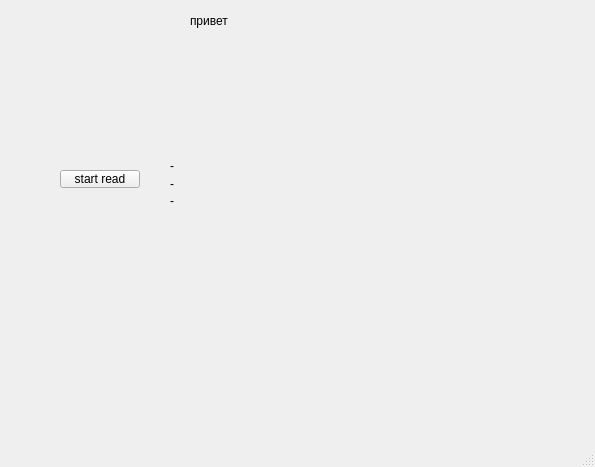
Above: qt_modbus_stend/stend_main_window.ui from akrabatt/qt_modbus_stend before the change. Below: the same form after it.
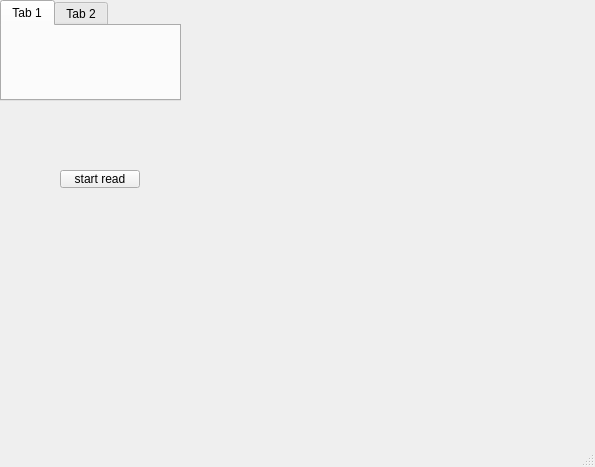
That is the form after the change.

Patch:
```diff
--- a/qt_modbus_stend/stend_main_window.ui
+++ b/qt_modbus_stend/stend_main_window.ui
@@ -14,19 +14,6 @@
    <string>stend_main_window</string>
   </property>
   <widget class="QWidget" name="centralwidget">
-   <widget class="QLabel" name="label">
-    <property name="geometry">
-     <rect>
-      <x>190</x>
-      <y>10</y>
-      <width>41</width>
-      <height>21</height>
-     </rect>
-    </property>
-    <property name="text">
-     <string>привет</string>
-    </property>
-   </widget>
    <widget class="QPushButton" name="button_read">
     <property name="geometry">
      <rect>
@@ -40,34 +27,71 @@
      <string>start read</string>
     </property>
    </widget>
+   <widget class="QTabWidget" name="tabWidget">
+    <property name="geometry">
+     <rect>
+      <x>0</x>
+      <y>0</y>
+      <width>181</width>
+      <height>101</height>
+     </rect>
+    </property>
+    <property name="currentIndex">
+     <number>0</number>
+    </property>
+    <widget class="QWidget" name="tab">
+     <attribute name="title">
+      <string>Tab 1</string>
+     </attribute>
+    </widget>
+    <widget class="QWidget" name="tab_2">
+     <attribute name="title">
+      <string>Tab 2</string>
+     </attribute>
+    </widget>
+   </widget>
    <widget class="QWidget" name="">
     <property name="geometry">
      <rect>
-      <x>170</x>
-      <y>160</y>
-      <width>39</width>
-      <height>46</height>
+      <x>150</x>
+      <y>110</y>
+      <width>101</width>
+      <height>171</height>
      </rect>
     </property>
     <layout class="QVBoxLayout" name="verticalLayout">
      <item>
       <widget class="QLabel" name="label_2">
        <property name="text">
-        <string>-</string>
+        <string/>
        </property>
       </widget>
      </item>
      <item>
       <widget class="QLabel" name="label_3">
        <property name="text">
-        <string>-</string>
+        <string/>
        </property>
       </widget>
      </item>
      <item>
       <widget class="QLabel" name="label_4">
        <property name="text">
-        <string>-</string>
+        <string/>
+       </property>
+      </widget>
+     </item>
+     <item>
+      <widget class="QLabel" name="lab_reg_4">
+       <property name="text">
+        <string/>
+       </property>
+      </widget>
+     </item>
+     <item>
+      <widget class="QLabel" name="lab_reg_5">
+       <property name="text">
+        <string/>
        </property>
       </widget>
      </item>
```
Left out of the diff: 8 changed lines with no effect on the pictures.
